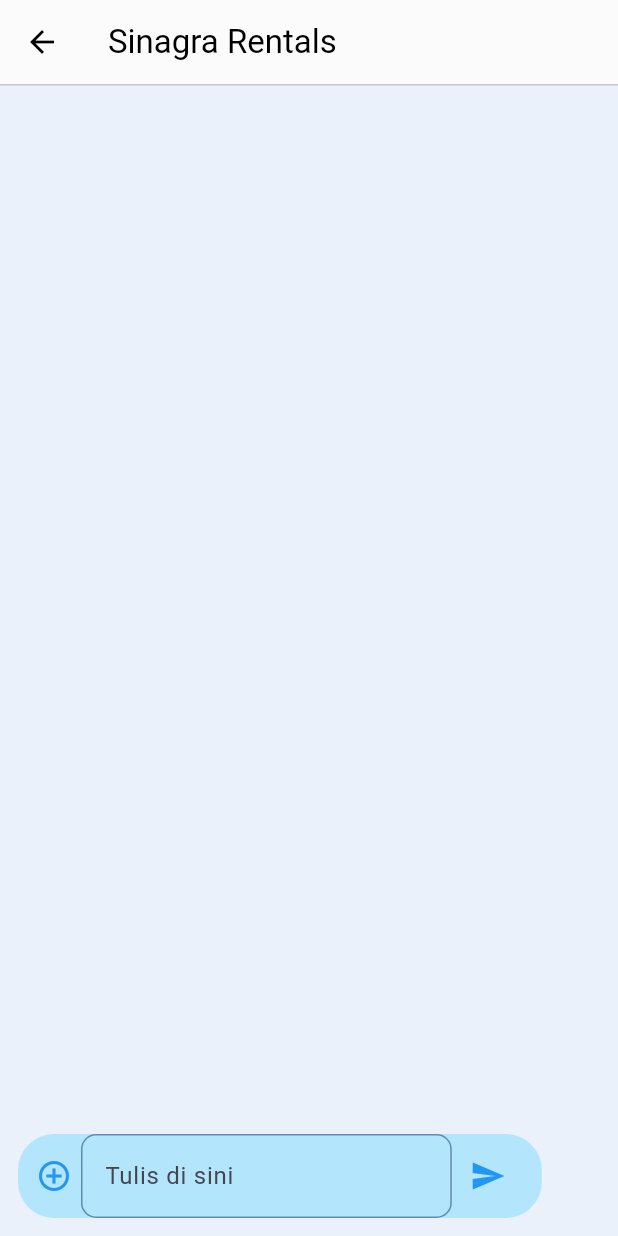
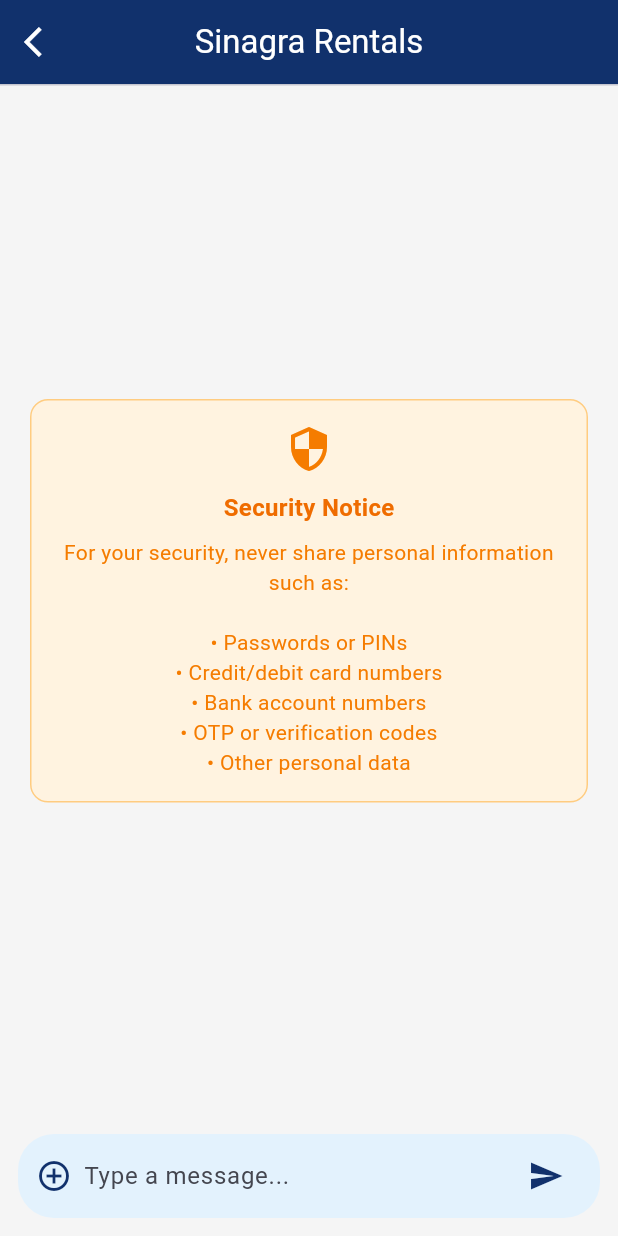
Before and after one commit to lithiaa/sewoapp, a Flutter app: the ChatPage screen opened directly, on a phone screen of 412 x 824 dp. Run offline on Flutter 3.47's test engine with Material 3 defaults, Android fonts, the light colour scheme and no system bars; our stand-ins replace badges, bloc_concurrency, dio, equatable, file_picker, flutter_bloc and 10 more; missing offline and left inert: colorize, flutter_carousel_slider; accounts and stored records are empty; network calls fail.

Commit message:
feat: enhance chat functionality with structured message handling and improved UI

```diff
--- a/lib/home/chat_page.dart
+++ b/lib/home/chat_page.dart
@@ -10,14 +10,18 @@ class ChatPage extends StatefulWidget {
 }
 
 class _ChatPageState extends State<ChatPage> {
-  final List<String> messages = [];
+  final List<Map<String, dynamic>> messages = [];
   final TextEditingController _controller = TextEditingController();
 
   void _sendMessage() {
     final text = _controller.text.trim();
     if (text.isNotEmpty) {
       setState(() {
-        messages.add(text);
+        messages.add({
+          'text': text,
+          'isSent': true,
+          'timestamp': DateTime.now(),
+        });
         _controller.clear();
       });
     }
@@ -26,75 +30,153 @@ class _ChatPageState extends State<ChatPage> {
   @override
   Widget build(BuildContext context) {
     return Scaffold(
-      backgroundColor: const Color(0xFFEAF1FB),
+      backgroundColor: const Color(0xFFF5F5F5),
       appBar: AppBar(
         automaticallyImplyLeading: true,
-        backgroundColor: Colors.white,
-        elevation: 0.5,
-        title: Text(widget.renterName, style: const TextStyle(color: Colors.black)),
-        iconTheme: const IconThemeData(color: Colors.black),
+        backgroundColor: const Color(0xFF11316C),
+        elevation: 0,
+        title: Text(
+          widget.renterName,
+          style: const TextStyle(color: Colors.white),
+        ),
+        centerTitle: true,
+        leading: IconButton(
+          icon: const Icon(Icons.arrow_back_ios, color: Colors.white),
+          onPressed: () => Navigator.of(context).pop(),
+        ),
       ),
       body: SafeArea(
         child: Column(
           children: [
             const Divider(height: 1),
             Expanded(
-              child: ListView.builder(
+              child: messages.isEmpty
+                  ? Center(
+                      child: Container(
+                        margin: const EdgeInsets.all(20),
+                        padding: const EdgeInsets.all(16),
+                        decoration: BoxDecoration(
+                          color: Colors.orange[50],
+                          borderRadius: BorderRadius.circular(12),
+                          border: Border.all(color: Colors.orange[200]!),
+                        ),
+                        child: Column(
+                          mainAxisSize: MainAxisSize.min,
+                          children: [
+                            Icon(
+                              Icons.security,
+                              color: Colors.orange[700],
+                              size: 32,
+                            ),
+                            const SizedBox(height: 12),
+                            Text(
+                              'Security Notice',
+                              style: TextStyle(
+                                fontSize: 16,
+                                fontWeight: FontWeight.bold,
+                                color: Colors.orange[800],
+                              ),
+                            ),
+                            const SizedBox(height: 8),
+                            Text(
+                              'For your security, never share personal information such as:\n\n• Passwords or PINs\n• Credit/debit card numbers\n• Bank account numbers\n• OTP or verification codes\n• Other personal data',
+                              style: TextStyle(
+                                fontSize: 14,
+                                color: Colors.orange[700],
+                                height: 1.4,
+                              ),
+                              textAlign: TextAlign.center,
+                            ),
+                          ],
+                        ),
+                      ),
+                    )
+                  : ListView.builder(
                       padding: const EdgeInsets.all(16),
                       itemCount: messages.length,
                       itemBuilder: (context, index) {
-                  return Row(
+                        final message = messages[index];
+                        final isSent = message['isSent'] ?? false;
+
+                        return Container(
+                          margin: const EdgeInsets.only(bottom: 12),
+                          child: Row(
+                            mainAxisAlignment: isSent
+                                ? MainAxisAlignment.end
+                                : MainAxisAlignment.start,
                             crossAxisAlignment: CrossAxisAlignment.start,
                             children: [
-                      const Icon(Icons.person, color: Colors.blue),
+                              if (!isSent) ...[
+                                const Icon(Icons.person, color: Color(0xFF11316C)),
                                 const SizedBox(width: 8),
+                              ],
                               Container(
                                 padding: const EdgeInsets.all(12),
-                        margin: const EdgeInsets.only(bottom: 12),
-                        constraints: BoxConstraints(maxWidth: MediaQuery.of(context).size.width * 0.7),
+                                constraints: BoxConstraints(
+                                  maxWidth: MediaQuery.of(context).size.width * 0.7,
+                                ),
                                 decoration: BoxDecoration(
-                          color: Colors.lightBlue[100],
+                                  color: isSent
+                                      ? const Color(0xFF11316C)
+                                      : const Color(0xFFE3F2FD),
                                   borderRadius: BorderRadius.circular(8),
                                 ),
-                        child: Text(messages[index]),
+                                child: Text(
+                                  message['text'] ?? '',
+                                  style: TextStyle(
+                                    color: isSent ? Colors.white : Colors.black,
                                   ),
+                                ),
+                              ),
+                              if (isSent) ...[
+                                const SizedBox(width: 8),
+                                const Icon(Icons.account_circle, color: Colors.grey),
                               ],
+                            ],
+                          ),
                         );
                       },
                     ),
             ),
             Padding(
               padding: const EdgeInsets.all(12),
-              child: Row(
-                children: [
-                  Container(
-                    padding: const EdgeInsets.symmetric(horizontal: 12),
+              child: Container(
+                padding: const EdgeInsets.symmetric(
+                  horizontal: 12,
+                  vertical: 4,
+                ),
                 decoration: BoxDecoration(
-                      color: Colors.lightBlue[100],
+                  color: const Color(0xFFE3F2FD),
                   borderRadius: BorderRadius.circular(24),
                 ),
                 child: Row(
                   children: [
-                        const Icon(Icons.add_circle_outline, color: Colors.blue),
-                        const SizedBox(width: 6),
-                        SizedBox(
-                          width: MediaQuery.of(context).size.width * 0.6,
+                    const Icon(
+                      Icons.add_circle_outline,
+                      color: Color(0xFF11316C),
+                    ),
+                    const SizedBox(width: 8),
+                    Expanded(
                       child: TextField(
                         controller: _controller,
                         decoration: const InputDecoration(
-                              hintText: 'Tulis di sini',
+                          hintText: 'Type a message...',
                           border: InputBorder.none,
+                          focusedBorder: InputBorder.none,
+                          enabledBorder: InputBorder.none,
+                          errorBorder: InputBorder.none,
+                          disabledBorder: InputBorder.none,
+                          contentPadding: EdgeInsets.symmetric(vertical: 12),
                         ),
+                        onSubmitted: (_) => _sendMessage(),
                       ),
                     ),
                     IconButton(
-                          icon: const Icon(Icons.send, color: Colors.blue),
+                      icon: const Icon(Icons.send, color: Color(0xFF11316C)),
                       onPressed: _sendMessage,
                     ),
                   ],
                 ),
-                  ),
-                ],
               ),
             ),
           ],
```
Lines whose indentation alone changed are shown as unchanged.
